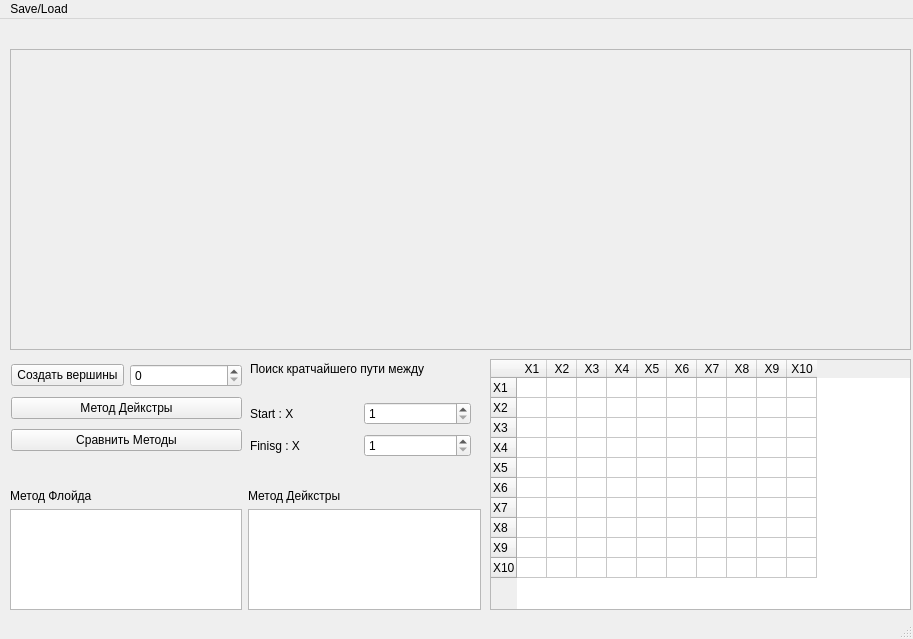
Tea-set/Graph-drawing-app, file Lab_1/Form.ui: the form before one commit.
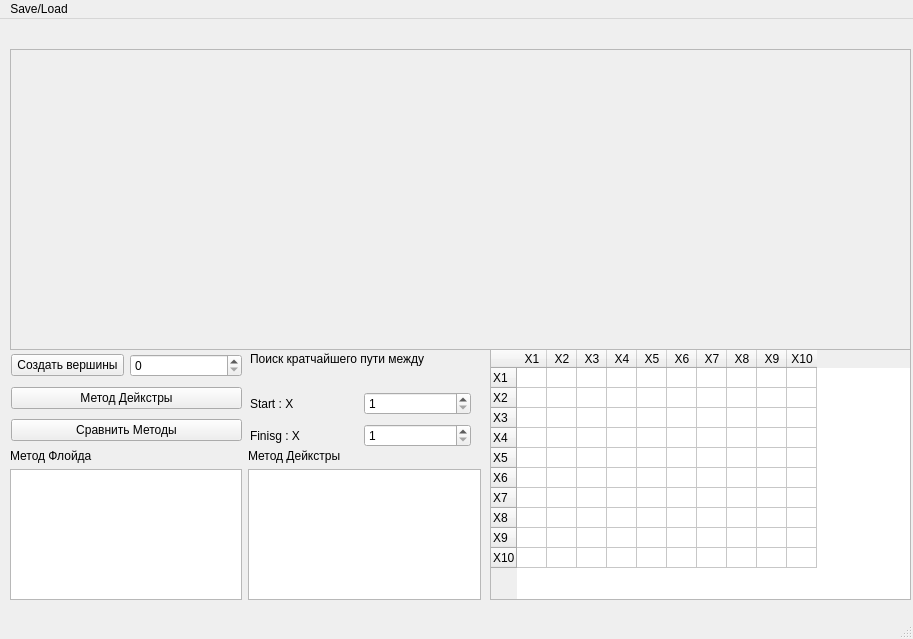
The form after the commit.

Commit message: Add new graph creation on table change

What changed in the file:
```diff
--- a/Lab_1/Form.ui
+++ b/Lab_1/Form.ui
@@ -46,7 +46,7 @@
     <property name="geometry">
      <rect>
       <x>490</x>
-      <y>340</y>
+      <y>330</y>
       <width>421</width>
       <height>251</height>
      </rect>
@@ -186,7 +186,7 @@
     <property name="geometry">
      <rect>
       <x>11</x>
-      <y>341</y>
+      <y>331</y>
       <width>231</width>
       <height>97</height>
      </rect>
@@ -230,9 +230,9 @@
     <property name="geometry">
      <rect>
       <x>10</x>
-      <y>470</y>
+      <y>430</y>
       <width>471</width>
-      <height>121</height>
+      <height>151</height>
      </rect>
     </property>
     <layout class="QHBoxLayout" name="horizontalLayout_2">
@@ -270,7 +270,7 @@
     <property name="geometry">
      <rect>
       <x>250</x>
-      <y>340</y>
+      <y>330</y>
       <width>235</width>
       <height>19</height>
      </rect>
@@ -283,7 +283,7 @@
     <property name="geometry">
      <rect>
       <x>250</x>
-      <y>380</y>
+      <y>370</y>
       <width>221</width>
       <height>62</height>
      </rect>
```
The commit also changes 2 other files.
